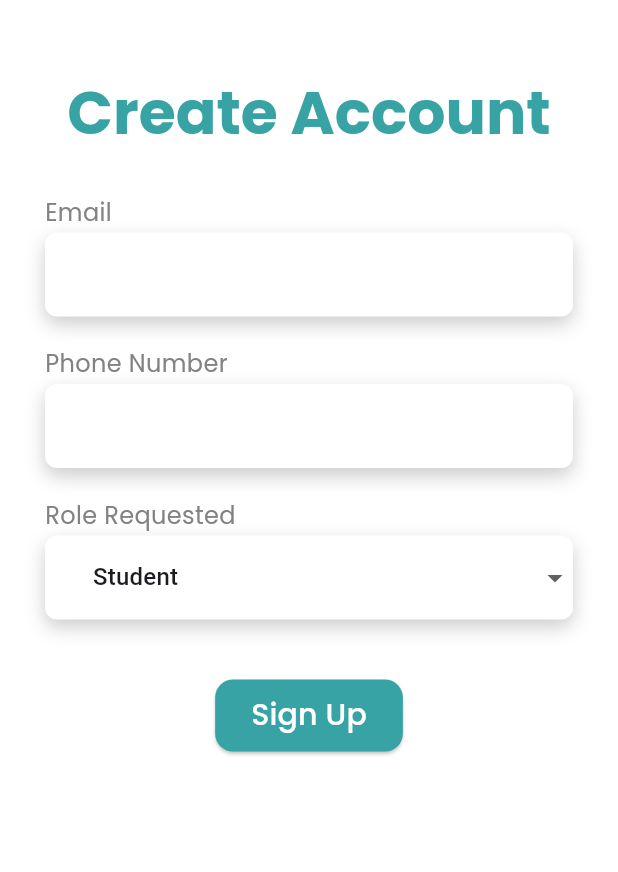
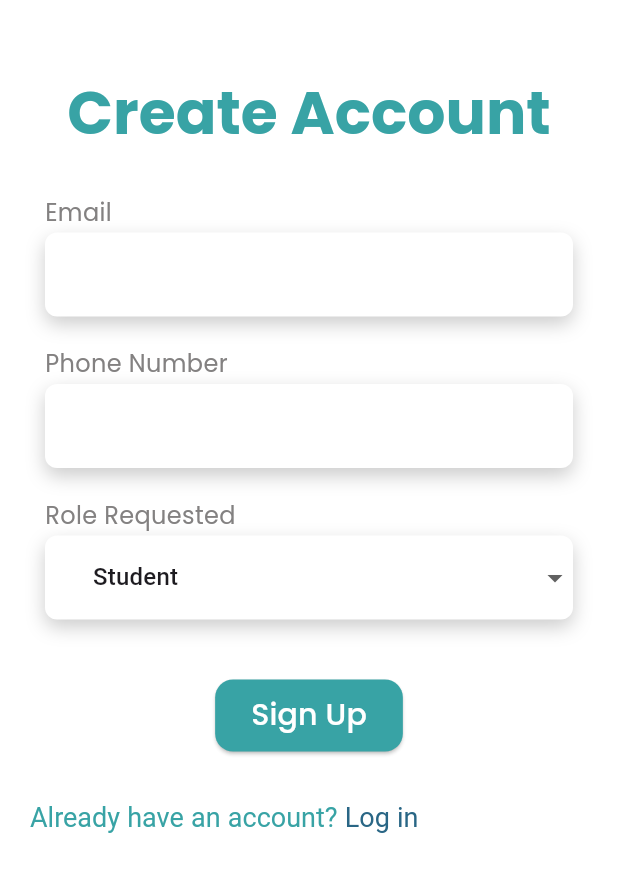
Before and after one commit to adi0213/Karuthal_Staff, a Flutter app: the CreateAccount screen opened directly, on a phone screen of 412 x 824 dp. Shown: the top 872 px of the screen. Run offline on Flutter 3.47's test engine with Material 3 defaults, Android fonts, the phone set to English and light mode, and no system bars; our stand-ins replace google_fonts, multi_select_flutter, table_calendar.

Commit message:
made changes

```diff
--- a/lib/CreateAccount.dart
+++ b/lib/CreateAccount.dart
@@ -1,5 +1,6 @@
 import 'dart:convert';
 
+import 'package:chilla_staff/Login.dart';
 import 'package:http/http.dart' as http;
 import 'package:flutter/gestures.dart';
 import 'package:flutter/material.dart';
@@ -202,6 +203,36 @@ class _CreateAccountState extends State<CreateAccount> {
                             ),
                           ),
                         ),
+                        const SizedBox(height: 30),
+                        RichText(
+                          text: TextSpan(
+                            text: 'Already have an account? ',
+                            style: TextStyle(
+                              color: const Color(0xFF38A3A5),
+                              fontSize: 18,
+                              fontFamily: GoogleFonts.robotoFlex().fontFamily,
+                            ),
+                            children: [
+                              TextSpan(
+                                text: 'Log in',
+                                style: TextStyle(
+                                  color: const Color(0xFF296685),
+                                  fontWeight: FontWeight.normal,
+                                  fontFamily:
+                                      GoogleFonts.robotoFlex().fontFamily,
+                                ),
+                                recognizer: TapGestureRecognizer()
+                                  ..onTap = () {
+                                    Navigator.push(
+                                      context,
+                                      MaterialPageRoute(
+                                          builder: (context) => Login()),
+                                    );
+                                  },
+                              ),
+                            ],
+                          ),
+                        ),
                       ],
                     ),
                   ),
```
Also changed, not shown: lib/StudentAssignedServices.dart (+10 -24 lines).
